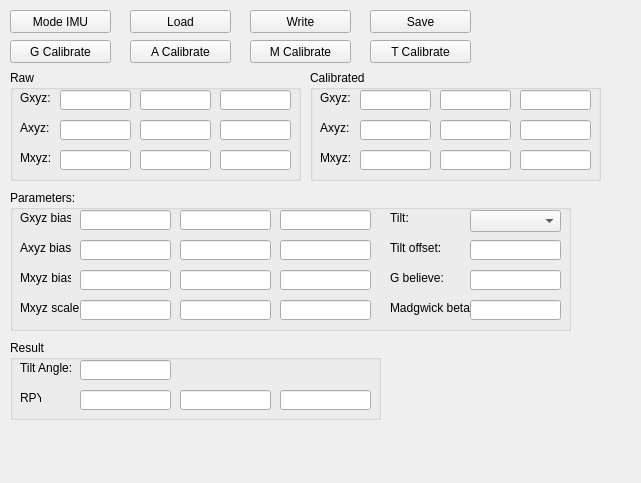
Before: the Qt Designer form software/GCSQt/mode_imu.ui in tuannv-github/PIFer, drawn with Qt 5.
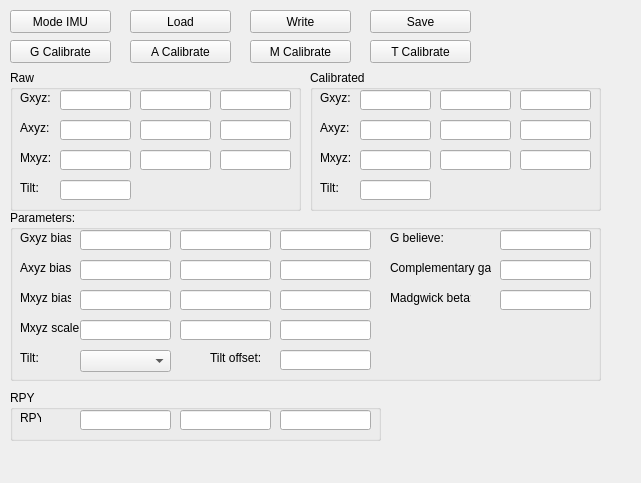
After: the same form once the commit is applied.

Commit message: add complementary filter

```diff
--- a/software/GCSQt/mode_imu.ui
+++ b/software/GCSQt/mode_imu.ui
@@ -19,7 +19,7 @@
      <x>10</x>
      <y>70</y>
      <width>291</width>
-     <height>111</height>
+     <height>141</height>
     </rect>
    </property>
    <property name="title">
@@ -154,6 +154,29 @@
      </rect>
     </property>
    </widget>
+   <widget class="QLineEdit" name="tb_tilt_raw">
+    <property name="geometry">
+     <rect>
+      <x>50</x>
+      <y>110</y>
+      <width>71</width>
+      <height>20</height>
+     </rect>
+    </property>
+   </widget>
+   <widget class="QLabel" name="label_30">
+    <property name="geometry">
+     <rect>
+      <x>10</x>
+      <y>110</y>
+      <width>31</width>
+      <height>16</height>
+     </rect>
+    </property>
+    <property name="text">
+     <string>Tilt:</string>
+    </property>
+   </widget>
   </widget>
   <widget class="QPushButton" name="btn_change_mode_imu">
    <property name="geometry">
@@ -172,9 +195,9 @@
    <property name="geometry">
     <rect>
      <x>10</x>
-     <y>190</y>
-     <width>561</width>
-     <height>141</height>
+     <y>210</y>
+     <width>591</width>
+     <height>171</height>
     </rect>
    </property>
    <property name="title">
@@ -183,8 +206,8 @@
    <widget class="QLineEdit" name="tb_gbelieve">
     <property name="geometry">
      <rect>
-      <x>460</x>
-      <y>80</y>
+      <x>490</x>
+      <y>20</y>
       <width>91</width>
       <height>20</height>
      </rect>
@@ -204,7 +227,7 @@
     <property name="geometry">
      <rect>
       <x>380</x>
-      <y>80</y>
+      <y>20</y>
       <width>61</width>
       <height>16</height>
      </rect>
@@ -282,8 +305,8 @@
    <widget class="QLineEdit" name="tb_angle_adjust">
     <property name="geometry">
      <rect>
-      <x>460</x>
-      <y>50</y>
+      <x>270</x>
+      <y>140</y>
       <width>91</width>
       <height>20</height>
      </rect>
@@ -345,8 +368,8 @@
    <widget class="QLabel" name="label_26">
     <property name="geometry">
      <rect>
-      <x>380</x>
-      <y>50</y>
+      <x>200</x>
+      <y>140</y>
       <width>61</width>
       <height>16</height>
      </rect>
@@ -358,8 +381,8 @@
    <widget class="QComboBox" name="cb_tilt">
     <property name="geometry">
      <rect>
-      <x>460</x>
-      <y>20</y>
+      <x>70</x>
+      <y>140</y>
       <width>91</width>
       <height>22</height>
      </rect>
@@ -368,8 +391,8 @@
    <widget class="QLabel" name="label_52">
     <property name="geometry">
      <rect>
-      <x>380</x>
-      <y>20</y>
+      <x>10</x>
+      <y>140</y>
       <width>51</width>
       <height>16</height>
      </rect>
@@ -421,11 +444,11 @@
      </rect>
     </property>
    </widget>
-   <widget class="QLineEdit" name="tb_madgwick_beta">
+   <widget class="QLineEdit" name="tb_complementary_gain">
     <property name="geometry">
      <rect>
-      <x>460</x>
-      <y>110</y>
+      <x>490</x>
+      <y>50</y>
       <width>91</width>
       <height>20</height>
      </rect>
@@ -435,7 +458,7 @@
     <property name="geometry">
      <rect>
       <x>380</x>
-      <y>110</y>
+      <y>80</y>
       <width>81</width>
       <height>16</height>
      </rect>
@@ -444,6 +467,32 @@
      <string>Madgwick beta:</string>
     </property>
    </widget>
+   <widget class="QLineEdit" name="tb_madgwick_beta">
+    <property name="geometry">
+     <rect>
+      <x>490</x>
+      <y>80</y>
+      <width>91</width>
+      <height>20</height>
+     </rect>
+    </property>
+    <property name="text">
+     <string/>
+    </property>
+   </widget>
+   <widget class="QLabel" name="label_34">
+    <property name="geometry">
+     <rect>
+      <x>380</x>
+      <y>50</y>
+      <width>101</width>
+      <height>16</height>
+     </rect>
+    </property>
+    <property name="text">
+     <string>Complementary gain:</string>
+    </property>
+   </widget>
   </widget>
   <widget class="QPushButton" name="btn_mode_imu_load_params">
    <property name="geometry">
@@ -490,7 +539,7 @@
      <x>310</x>
      <y>70</y>
      <width>291</width>
-     <height>111</height>
+     <height>141</height>
     </rect>
    </property>
    <property name="title">
@@ -625,6 +674,29 @@
      </rect>
     </property>
    </widget>
+   <widget class="QLineEdit" name="tb_tilt_cal">
+    <property name="geometry">
+     <rect>
+      <x>50</x>
+      <y>110</y>
+      <width>71</width>
+      <height>20</height>
+     </rect>
+    </property>
+   </widget>
+   <widget class="QLabel" name="label_35">
+    <property name="geometry">
+     <rect>
+      <x>10</x>
+      <y>110</y>
+      <width>31</width>
+      <height>16</height>
+     </rect>
+    </property>
+    <property name="text">
+     <string>Tilt:</string>
+    </property>
+   </widget>
   </widget>
   <widget class="QPushButton" name="btn_tilt_calib">
    <property name="geometry">
@@ -682,42 +754,19 @@
    <property name="geometry">
     <rect>
      <x>10</x>
-     <y>340</y>
+     <y>390</y>
      <width>371</width>
-     <height>80</height>
+     <height>51</height>
     </rect>
    </property>
    <property name="title">
-    <string>Result</string>
+    <string>RPY</string>
    </property>
-   <widget class="QLabel" name="label_25">
-    <property name="geometry">
-     <rect>
-      <x>10</x>
-      <y>20</y>
-      <width>51</width>
-      <height>16</height>
-     </rect>
-    </property>
-    <property name="text">
-     <string>Tilt Angle:</string>
-    </property>
-   </widget>
-   <widget class="QLineEdit" name="txtb_tilt_0">
-    <property name="geometry">
-     <rect>
-      <x>70</x>
-      <y>20</y>
-      <width>91</width>
-      <height>20</height>
-     </rect>
-    </property>
-   </widget>
    <widget class="QLineEdit" name="tb_yaw">
     <property name="geometry">
      <rect>
       <x>270</x>
-      <y>50</y>
+      <y>20</y>
       <width>91</width>
       <height>20</height>
      </rect>
@@ -727,7 +776,7 @@
     <property name="geometry">
      <rect>
       <x>170</x>
-      <y>50</y>
+      <y>20</y>
       <width>91</width>
       <height>20</height>
      </rect>
@@ -737,7 +786,7 @@
     <property name="geometry">
      <rect>
       <x>70</x>
-      <y>50</y>
+      <y>20</y>
       <width>91</width>
       <height>20</height>
      </rect>
@@ -747,7 +796,7 @@
     <property name="geometry">
      <rect>
       <x>10</x>
-      <y>50</y>
+      <y>20</y>
       <width>21</width>
       <height>16</height>
      </rect>
```
The commit also changes 111 other files.
